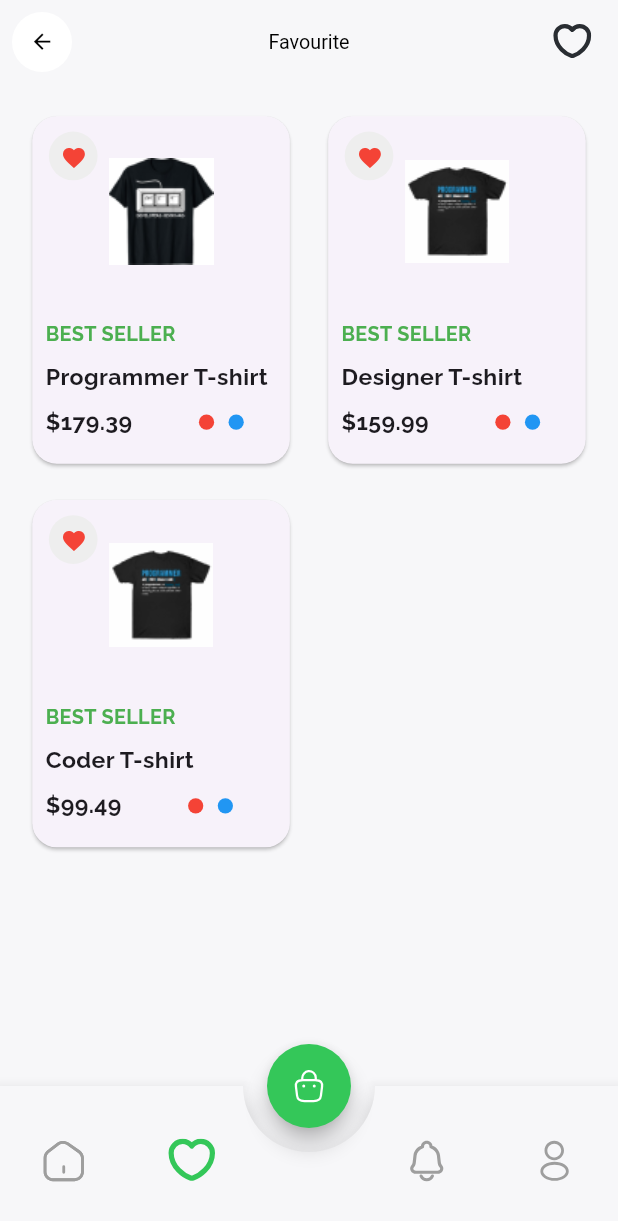
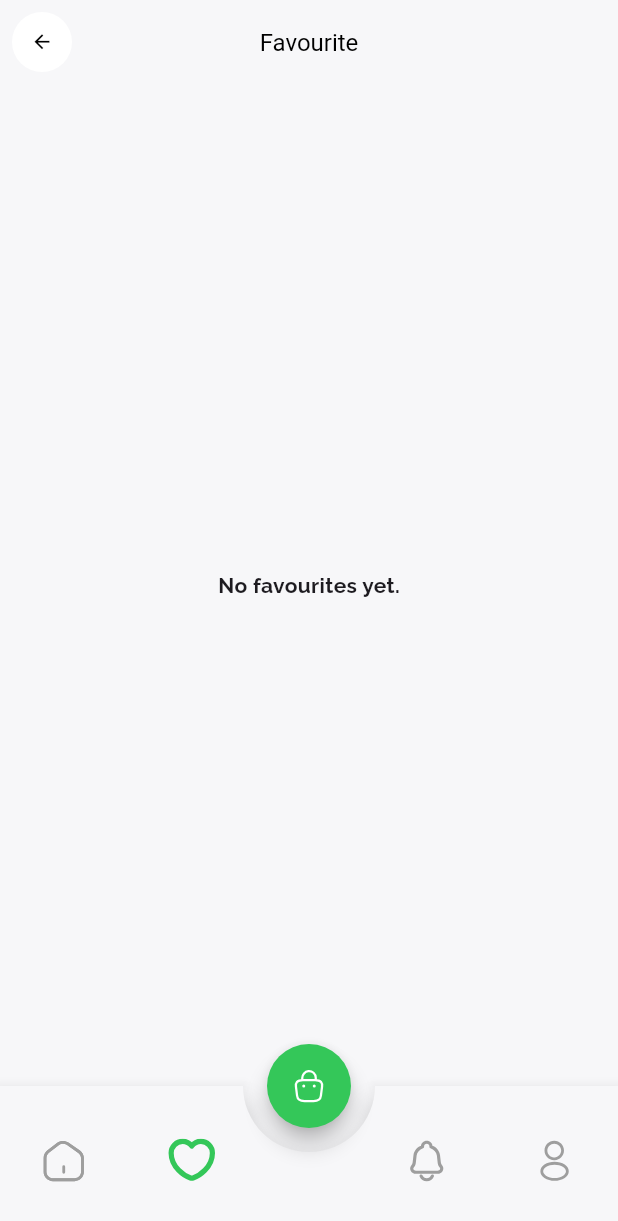
Before and after one commit to AliFawzi26/Task, a Flutter app: the screen it shows after launch, item 2 of the bottom bar chosen, on a phone screen of 412 x 824 dp. Shown: the top 1221 px of the screen. Run offline on Flutter 3.47's test engine with Material 3 defaults, Android fonts, the light colour scheme and no system bars; drawn by our look-alikes of animated_bottom_navigation_bar; our stand-ins replace dartz, flutter_screenutil, flutter_slidable, flutter_svg, get, image_picker and 1 more; Roboto replaces fonts that are missing (Raleway-Bold).

Commit message:
update favorite

```diff
--- a/analysis_options.yaml
+++ b/analysis_options.yaml
@@ -7,7 +7,7 @@
 
 # The following line activates a set of recommended lints for Flutter apps,
 # packages, and plugins designed to encourage good coding practices.
-include: package:flutter_lints/flutter.yaml
+#include: package:flutter_lints/flutter.yaml
 
 linter:
   # The lint rules applied to this project can be customized in the
--- a/lib/binding/initial_binding.dart
+++ b/lib/binding/initial_binding.dart
@@ -10,6 +10,6 @@ class InitialBinding extends Bindings {
     Get.put(Crud());
     Get.put(TShirtController());
 
-    Get.put(FavouriteController());
+    Get.put(FavoriteController());
   }
 }
--- a/lib/core/const_data/const_data.dart
+++ b/lib/core/const_data/const_data.dart
@@ -1,4 +1,6 @@
 
+
+import '../../model/product_model.dart';
 
 class ConstData {
 //const data
@@ -6,4 +8,5 @@ class ConstData {
   static String token = ' 1169|zTWJrqMuv6zljQi6NtvG90OcPGEaDo3pEtLMsUh1d1b94383';
 
   static bool islogin = false;
+   static  ProductModel? favorite;
 }
--- a/lib/core/servies/my_services.dart
+++ b/lib/core/servies/my_services.dart
@@ -1,5 +1,6 @@
 import 'dart:convert';
 
+import 'package:focal2/model/product_model.dart';
 import 'package:get/get.dart';
 import 'package:shared_preferences/shared_preferences.dart';
 
@@ -12,6 +13,14 @@ class MyServices extends GetxService {
 
   Future<MyServices> initialize() async {
     shared = await SharedPreferences.getInstance();
+    ProductModel? favorite = await getFavorite();
+
+    if (favorite != null) {
+      ConstData.favorite = favorite;
+    } else {
+      print('User info is null, handle accordingly');
+    }
+    ;
 
     return this;
   }
@@ -46,6 +55,30 @@ class MyServices extends GetxService {
     return null;
   }
 
+  Future<ProductModel?> getFavorite() async {
+    final SharedPreferences prefs = await SharedPreferences.getInstance();
+    String? favoriteJson = prefs.getString('favorite');
+
+    if (favoriteJson != null && favoriteJson.isNotEmpty) {
+      return ProductModel.fromJson(jsonDecode(favoriteJson));
+    }
+
+    return null;
+  }
+
+  Future<void> saveFavorite(ProductModel favorite) async {
+    try {
+      final SharedPreferences prefs = await SharedPreferences.getInstance();
+      String favoriteJson = jsonEncode(favorite.toJson());
+
+      await prefs.setString('favorite', favoriteJson);
+      print(' favorite is ......');
+      print(favorite);
+    } catch (e) {
+      print("Error saving favorite info: $e");
+    }
+  }
+
   Future<void> saveUserInfo(UserModel user) async {
     try {
       final SharedPreferences prefs = await SharedPreferences.getInstance();
--- a/lib/view/bottom_navigation_bar/controller/bottom_navigation_bar_controller.dart
+++ b/lib/view/bottom_navigation_bar/controller/bottom_navigation_bar_controller.dart
@@ -18,7 +18,7 @@ class BottomNavigationBarController extends GetxController {
 
   final List<Widget> screens = [
     HomeScreen(),
-    FavouriteScreen(),
+    FavoriteScreen(),
     Center(
       child: Text('notification'),
     ),
--- a/lib/view/favourite_screen/controller/favourite_controller.dart
+++ b/lib/view/favourite_screen/controller/favourite_controller.dart
@@ -1,111 +1,33 @@
+import 'package:focal2/core/servies/my_services.dart';
+import 'package:focal2/main.dart';
 import 'package:get/get.dart';
 import 'package:get/get_state_manager/src/simple/get_controllers.dart';
 import 'package:shared_preferences/shared_preferences.dart';
 
 import '../../../model/product_model.dart';
 
-class FavouriteController extends GetxController {
-  //List<Map<String, dynamic>> favourites = [];
- /* final List<Map<String, dynamic>> Product= [
-    {
-      'id': 1,
-      'image': 'assets/png/t_shirt2.png',
-      'title': 'Programmer T-shirt',
-      'price': 179.39,
-      'isBestSeller': true,
-    },
-    {
-      'id': 2,
-      'image': 'assets/png/t_shirt3.png',
-      'title': 'Designer T-shirt',
-      'price': 159.99,
-      'isBestSeller': true,
-    },
-    {
-      'id': 3,
-      'image': 'assets/png/t_shirt3.png',
-      'title': 'Coder T-shirt',
-      'price': 99.49,
-      'isBestSeller': true,
-    },
-  ];*/
-  // المنتجات المتاحة
-  final List<Map<String, dynamic>> favourites = [
-    {
-      'id': 1,
-      'image': 'assets/png/t_shirt2.png',
-      'title': 'Programmer T-shirt',
-      'price': 179.39,
-      'isBestSeller': true,
-    },
-    {
-      'id': 2,
-      'image': 'assets/png/t_shirt3.png',
-      'title': 'Designer T-shirt',
-      'price': 159.99,
-      'isBestSeller': true,
-    },
-    {
-      'id': 3,
-      'image': 'assets/png/t_shirt3.png',
-      'title': 'Coder T-shirt',
-      'price': 99.49,
-      'isBestSeller': true,
-    },
-  ];
+class FavoriteController extends GetxController {
+  List<ProductModel> favorites = [];
 
   @override
-  void onInit() {
+  void onInit() async{
+    favorites!= await MyServices().getFavorite();
     super.onInit();
-   // loadFavourites();
-  }
-/*
-  void toggleFavourite(int id) async {
-    if (isFavourite(id)) {
-      removeFromFavourites(id);
-    } else {
-      addToFavourites(id);
-    }
   }
 
-
-
-  // إضافة المنتج إلى المفضلة
-  void addToFavourites(int id) async {
-    var item = products.firstWhere((product) => product['id'] == id, orElse: () => {});
-    if (item.isNotEmpty && !favourites.any((favourite) => favourite['id'] == id)) {
-      favourites.add(item);
-      await saveFavourites();
-      update();
-    }
-  }
-
-  // إزالة المنتج من المفضلة
-  void removeFromFavourites(int id) async {
-    favourites.removeWhere((item) => item['id'] == id);
-    await saveFavourites();
+  void addToFavorites(ProductModel product) {
+    favorites.add(product);
+    MyServices().saveFavorite(product);
     update();
   }
 
-  // التحقق من حالة المفضلة
-  bool isFavourite(int id) {
-    return favourites.any((item) => item['id'] == id);
+  void removeFromFavorites(ProductModel product) {
+    favorites.removeWhere((product) => product.data.id == product.data.id);
+    MyServices().saveFavorite(product);
+    update();
   }
 
-  // حفظ قائمة المفضلة
-  Future<void> saveFavourites() async {
-    final prefs = await SharedPreferences.getInstance();
-    List<String> favIds = favourites.map((item) => item['id'].toString()).toList();
-    await prefs.setStringList('favourites', favIds);
+  bool isFavorite(int id) {
+    return favorites.any((product) => product.data.id == id);
   }
-
-  // تحميل قائمة المفضلة
-  Future<void> loadFavourites() async {
-    final prefs = await SharedPreferences.getInstance();
-    List<String>? favIds = prefs.getStringList('favourites');
-    if (favIds != null) {
-      favourites = products.where((product) => favIds.contains(product['id'].toString())).toList();
-      update();
-    }
-  }*/
 }
--- a/lib/view/favourite_screen/favourite/favourite_screen.dart
+++ b/lib/view/favourite_screen/favourite/favourite_screen.dart
@@ -2,139 +2,58 @@ import 'package:flutter/material.dart';
 import 'package:focal2/core/const_data/app_color.dart';
 import 'package:focal2/widgets/app_bar_icon.dart';
 import 'package:get/get.dart';
+import '../../../widgets/product_card.dart';
 import '../controller/favourite_controller.dart';
 import 'package:flutter_svg/flutter_svg.dart';
 import 'package:flutter_screenutil/flutter_screenutil.dart';
-class FavouriteScreen extends StatelessWidget {
-  const FavouriteScreen({super.key});
+class FavoriteScreen extends StatelessWidget {
+  const FavoriteScreen({super.key});
+
   @override
   Widget build(BuildContext context) {
-    final FavouriteController favouriteController = Get.find();
-    return Directionality(
-      textDirection: TextDirection.ltr,
-      child: Scaffold(
+    final favoriteController = Get.find<FavoriteController>();
+
+    return Scaffold(
       backgroundColor: AppColor.background_color,
       appBar: AppBar(
         backgroundColor: AppColor.background_color,
         elevation: 0,
         leading: AppBarIcon(
-            icon: Icon(Icons.arrow_back, size: 15.sp, color: Colors.black),
+          icon: Icon(Icons.arrow_back, size: 15, color: Colors.black),
           onPressed: () {
             Navigator.pop(context);
-            },),
+          },
+        ),
         centerTitle: true,
         title: Text(
           'Favourite',
-            style: TextStyle(
-              fontFamily: 'Raleway-Bold',
-              fontSize: 12.sp,
-              color: Colors.black,
-            ),),
-          actions: [
-            Padding(
-              padding: EdgeInsets.only(right: 16.w),
-              child: SvgPicture.asset(
-                'assets/icon/favorite.svg',
-                width: 24.w,
-                height: 24.h,
-              ),),],),
-        body: GetBuilder<FavouriteController>(
-          init: FavouriteController(),
+          style: TextStyle(fontSize: 16, color: Colors.black),
+        ),
+      ),
+      body: GetBuilder<FavoriteController>(
         builder: (controller) {
+          if (controller.favorites.isEmpty) {
+            return Center(child: Text("No favourites yet."));
+          }
+
           return Padding(
-              padding: EdgeInsets.all(16.w),
+            padding: const EdgeInsets.all(16.0),
             child: GridView.builder(
-                physics: NeverScrollableScrollPhysics(),
-                gridDelegate: SliverGridDelegateWithFixedCrossAxisCount(
+              gridDelegate:  SliverGridDelegateWithFixedCrossAxisCount(
               crossAxisCount: 2,
-                  crossAxisSpacing: 16.w,
-                  mainAxisSpacing: 16.h,
-                  childAspectRatio: 0.75,
+                            mainAxisExtent: 250.h,
+                            crossAxisSpacing: 10,
+                            mainAxisSpacing: 10,
               ),
-                itemCount: controller.favourites.length,
+              itemCount: controller.favorites.length,
               itemBuilder: (BuildContext context, int index) {
-                  var item = controller.favourites[index];
-                  return Card(
-                    shape: RoundedRectangleBorder(
-                      borderRadius: BorderRadius.circular(16.r),
-                    ),
-                    child: Column(
-                      crossAxisAlignment: CrossAxisAlignment.start,
-                      children: [
-                        Stack(
-                          children: [
-                            Padding(
-                              padding: EdgeInsets.symmetric(horizontal: 16.w),
-                              child: Image.asset(
-                                item['image'],
-                                width: 125.w,
-                                height: 125.h,
-                              ),),
-                            Positioned(
-                              top: 10.h, left: 10.w,
-                              child: CircleAvatar(
-                                backgroundColor: Colors.grey[200],
-                                radius: 16.r,
-                                child: IconButton(
-                                  icon: Icon(
-                                    Icons.favorite,
-                                    color: Colors.red,
-                                    size: 16.sp,),
-                                  onPressed: () {
-                                    // controller.removeFromFavourites(item['id']);
+                var item = controller.favorites[index];
+                return ProductCard(product: item);
               },
             ),
-                              ),),],),
-                        Padding(
-                          padding: EdgeInsets.all(8.w),
-                          child: Column(
-                            crossAxisAlignment: CrossAxisAlignment.start,
-                            children: [
-                              if (item['isBestSeller'])
-                                Text(
-                                  'BEST SELLER',
-                                  style: TextStyle(
-                                    color: Colors.green,
-                                    fontWeight: FontWeight.bold,
-                                    fontSize: 12.sp,
+          );
+        },
       ),
-                                ),
-                              SizedBox(height: 8.h),
-                              Text(
-                                item['title'],
-                                style: TextStyle(
-                                  fontWeight: FontWeight.bold,
-                                  fontSize: 14.sp,
-                                ),
-                              ),
-                              SizedBox(height: 8.h),
-                              Row(
-                                children: [
-                                  Text(
-                                    '\$${item['price']}',
-                                    style: TextStyle(
-                                      fontSize: 14.sp,
-                                      fontWeight: FontWeight.bold,
-                                    ),
-                                  ),
-                                  SizedBox(width: 40.w),
-                                  Row(
-                                    children: [
-                                      Container(
-                                        width: 10.w, height: 10.h,
-                                        decoration: BoxDecoration(
-                                          shape: BoxShape.circle,
-                                          color: Colors.red,
-                                        ),
-                                      ),
-                                      SizedBox(width: 8.w),
-                                      Container(
-                                        width: 10.w,
-                                        height: 10.h,
-                                        decoration: BoxDecoration(
-                                          shape: BoxShape.circle,
-                                          color: Colors.blue,
-                                        ),
-                                      ),],),],),],),),],),);},),);},),));
+    );
   }
 }
--- a/lib/view/order_screen/order/order_screen.dart
+++ b/lib/view/order_screen/order/order_screen.dart
@@ -88,7 +88,7 @@ class OrderPage extends StatelessWidget {
             ElevatedButton(
               onPressed: () {
                 final quantity = int.tryParse(quantityController.text) ?? 0;
-                controller.updateOrder(order.id!, quantity);
+                controller.updateOrder(order.id, quantity);
                 Navigator.of(context).pop();
               },
               child: Text('Update'),
--- a/lib/widgets/product_card.dart
+++ b/lib/widgets/product_card.dart
@@ -39,19 +39,21 @@ class ProductCard extends StatelessWidget {
               Row(
                 crossAxisAlignment: CrossAxisAlignment.start,
                 children: [
-                  GetBuilder<FavouriteController>(
-                    init: FavouriteController(),
-
+                  GetBuilder<FavoriteController>(
+                    init: FavoriteController(),
                     builder: (controller) {
-
                       return IconButton(
                         onPressed: () {
-
+                          controller.isFavorite(product.data.id)
+                              ? controller.addToFavorites(product)
+                              : controller.removeFromFavorites(product);
                         },
                         icon: SvgPicture.asset(
                           AppImage.favorite,
                           height: 20,
-
+                          color: controller.isFavorite(product.data.id)
+                              ? Colors.red
+                              : Colors.white,
                         ),
                       );
                     },
```
Lines whose indentation alone changed are shown as unchanged.
